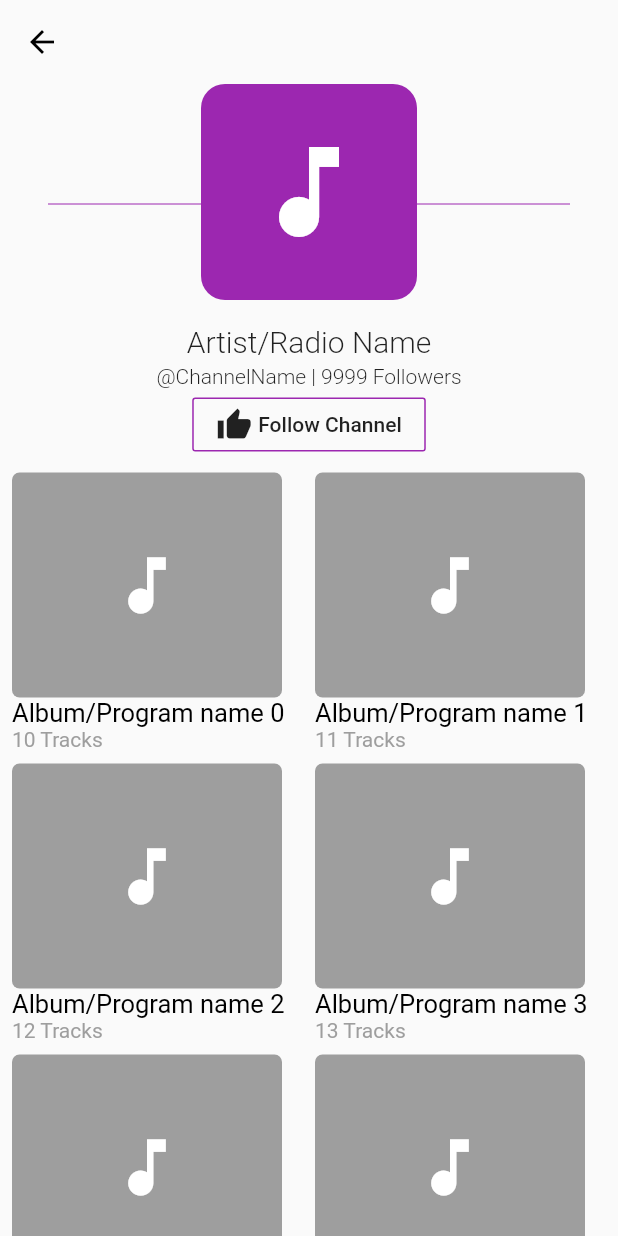
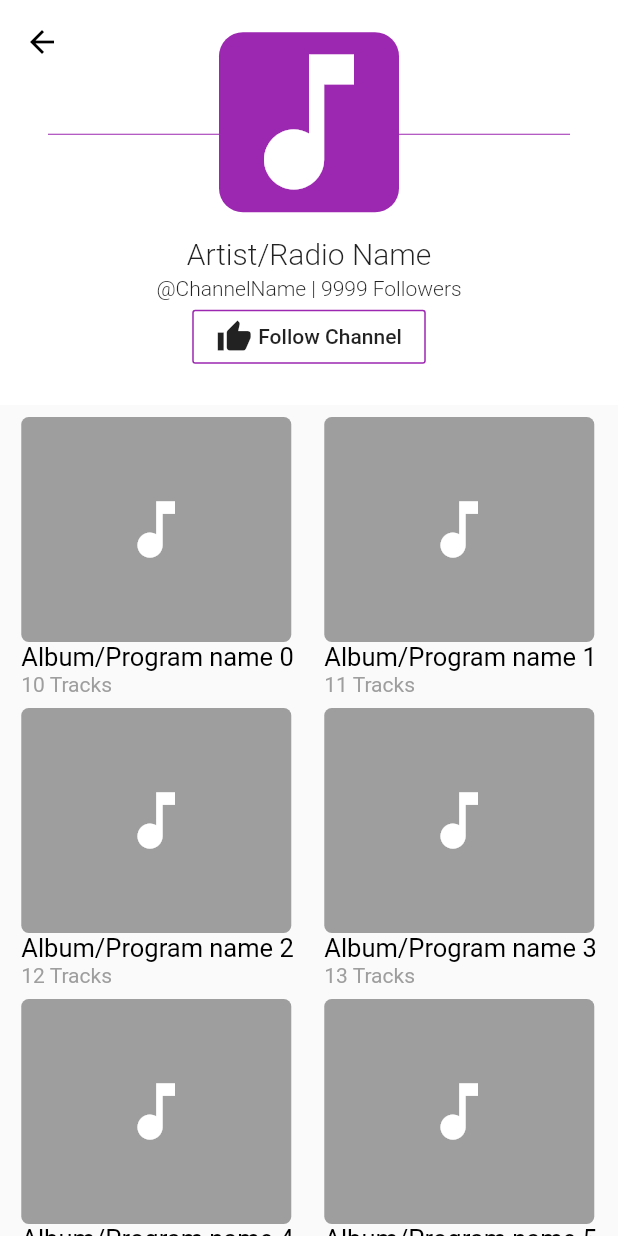
Before and after one commit to m7mdra/zoolvibes, a Flutter app: the ChannelDetailsPage screen opened directly, on a phone screen of 412 x 824 dp. Run offline on Flutter 3.47's test engine with Material 2 defaults, Android fonts, the phone set to English and light mode, and no system bars.

Commit message:
fixed problem with scrolling in channel details

```diff
--- a/lib/pages/channel_details_page.dart
+++ b/lib/pages/channel_details_page.dart
@@ -10,8 +10,17 @@ class _ChannelDetailsPageState extends State<ChannelDetailsPage> {
   @override
   Widget build(BuildContext context) {
     return Scaffold(
-      appBar: FlatAppBar(backgroundColor: Theme.of(context).scaffoldBackgroundColor,),
-      body: Column(
+      body: NestedScrollView(
+        headerSliverBuilder: (context, bool) {
+          return <Widget>[
+            SliverAppBar(
+                elevation: 0,
+                expandedHeight: 270.0,
+                floating: false,
+                pinned: true,
+                flexibleSpace: FlexibleSpaceBar(
+                    background: Column(
+                  mainAxisAlignment: MainAxisAlignment.center,
                   children: <Widget>[
                     Stack(
                       alignment: Alignment.center,
@@ -23,14 +32,15 @@ class _ChannelDetailsPageState extends State<ChannelDetailsPage> {
                           ),
                         ),
                         Container(
-                padding: EdgeInsets.all(32),
-                margin: EdgeInsets.only(left: 32, right: 32, bottom: 16),
+                          margin:
+                              EdgeInsets.only(left: 32, right: 32, bottom: 16),
                           decoration: BoxDecoration(
                               color: Theme.of(context).accentColor,
-                    borderRadius: BorderRadius.all(Radius.circular(16))),
+                              borderRadius:
+                                  BorderRadius.all(Radius.circular(16))),
                           child: Icon(
                             Icons.music_note,
-                  size: 80,
+                            size: 120,
                             color: Colors.white,
                           ),
                         ),
@@ -38,7 +48,8 @@ class _ChannelDetailsPageState extends State<ChannelDetailsPage> {
                     ),
                     Text(
                       'Artist/Radio Name',
-            style: TextStyle(fontWeight: FontWeight.w300, fontSize: 20),
+                      style:
+                          TextStyle(fontWeight: FontWeight.w300, fontSize: 20),
                     ),
                     SizedBox(
                       height: 4,
@@ -66,7 +77,11 @@ class _ChannelDetailsPageState extends State<ChannelDetailsPage> {
                         ],
                       ),
                     ),
-          GridView.builder(
+                  ],
+                ))),
+          ];
+        },
+        body: GridView.builder(
           padding: EdgeInsets.all(8),
           shrinkWrap: true,
           itemCount: 10,
@@ -78,13 +93,15 @@ class _ChannelDetailsPageState extends State<ChannelDetailsPage> {
             crossAxisSpacing: 8,
           ),
         ),
-        ],
       ),
     );
   }
 
   Widget generateFakeGridItemWithIndex(context, index) {
-    return GridTile(
+    return Center(
+      child: GridTile(
+        child: InkWell(
+          onTap: () {},
           child: Column(
             crossAxisAlignment: CrossAxisAlignment.start,
             children: <Widget>[
@@ -108,6 +125,8 @@ class _ChannelDetailsPageState extends State<ChannelDetailsPage> {
               Text('1$index Tracks', style: TextStyle(color: Colors.grey)),
             ],
           ),
+        ),
+      ),
     );
   }
 }
```
Lines whose indentation alone changed are shown as unchanged.
